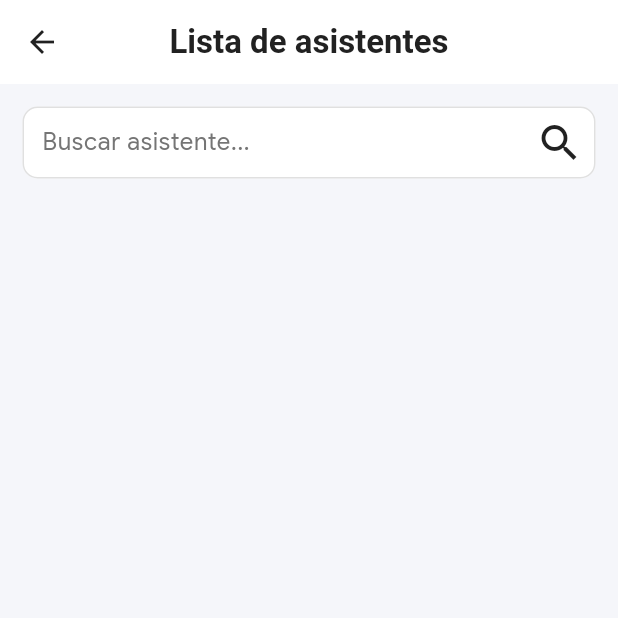
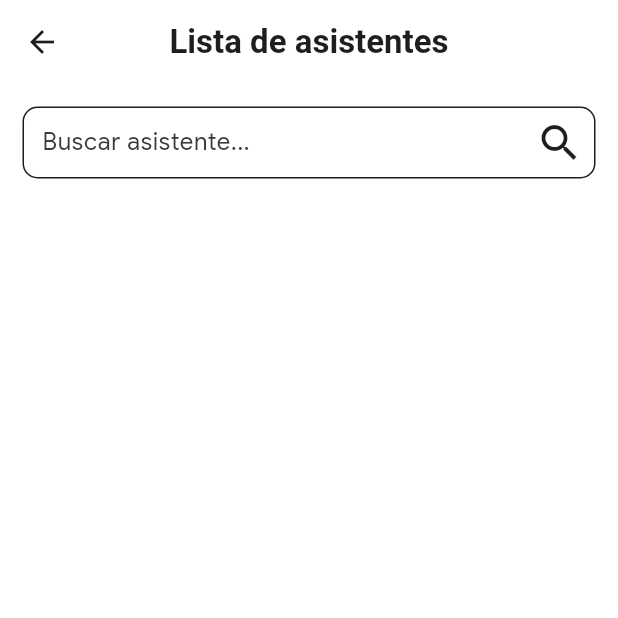
Before and after one commit to armandohackcode/app-events, a Flutter app: the screen it shows once a user with an empty profile is signed in, after a tap on "Asistentes", on a phone screen of 412 x 824 dp, the top half of it. Run offline on Flutter 3.47's test engine with Material 3 defaults, Android fonts, the phone set to English and light mode, and no system bars; our stand-ins replace animate_do, cached_network_image, cloud_firestore, firebase_auth, firebase_core, firebase_storage and 11 more; missing offline and left inert: any_link_preview, mobile_scanner, qr_code_scanner_plus; accounts and stored records are empty; generated files the repository leaves out were written again; network calls fail.

Commit message:
feat: update color palette to brand guide #42 - Update app_styles.dart with new brand colors from Build with AI Sucre 2026 - Update sponsors background to colorCardBlue for better contrast - Fix text visibility in qr_scan_content.dart using fontColor instead of hardcoded white

```diff
--- a/lib/config/theme/app_styles.dart
+++ b/lib/config/theme/app_styles.dart
@@ -4,18 +4,22 @@ import 'package:intl/intl.dart';
 DateFormat dateformat = DateFormat('dd/MM/yyyy HH:mm');
 
 class AppStyles {
-  static const Color primaryColor = Color(0xFF3D8AFF);
+  static const Color primaryColor = Color(0xFF1E1E1E);
   static const Color cardColor = Colors.white;
-  static const Color borderColor = Color(0xFFE0E0E0);
+  static const Color borderColor = Color(0xFF1E1E1E);
 
-  static const Color backgroundColor = Color(0xFFF5F6FA);
-  static const Color fontColor = Color(0xFF212121);
-  static const Color fontSecondaryColor = Color(0xFF757575);
-  static const Color colorBaseBlue = Color(0xFF3D8AFF);
+  static const Color backgroundColor = Colors.white;
+  static const Color fontColor = Color( 0xFF1E1E1E);
+  static const Color fontSecondaryColor = Color(0xFF3B3B3B);
+  static const Color colorBaseBlue = Color(0xFF0057B8);
   static const Color colorBaseRed = Color(0xFFEA4535);
   static const Color colorBaseGreen = Color(0xFF36BD57);
   static const Color colorBaseYellow = Color(0xFFFFBB00);
   static const Color colorBasePurple = Color(0xFFAB47BC); // UI/UX
   static const Color colorNavbar = Colors.white;
   static const Color colorAppbar = Colors.white;
+
+  static const Color colorCardBlue = Color(0xFFE7EFFE);
+  static const Color colorCardRed = Color(0xFFFFE5E6);
+  static const Color colorFooter = Color(0xFFFAFAF6);
 }
--- a/lib/ui/widgets/home/sponsors_content.dart
+++ b/lib/ui/widgets/home/sponsors_content.dart
@@ -80,7 +80,7 @@ class _SponsorsContentState extends State<SponsorsContent> {
                   padding: EdgeInsets.only(top: 20, bottom: 20),
                   decoration: BoxDecoration(
                     borderRadius: BorderRadius.circular(15),
-                    color: AppStyles.fontColor,
+                    color: AppStyles.colorCardBlue,
                   ),
                   child: Wrap(
                     children: [
--- a/lib/ui/widgets/utils/qr_scan_content.dart
+++ b/lib/ui/widgets/utils/qr_scan_content.dart
@@ -238,7 +238,7 @@ class _QRScanContentState extends State<QRScanContent>
                             child: Text(
                               widget.msg,
                               style: const TextStyle(
-                                color: Colors.white,
+                                color: AppStyles.fontColor,
                                 fontWeight: FontWeight.bold,
                               ),
                             ),
```
Also changed, not shown: firebase.json.
